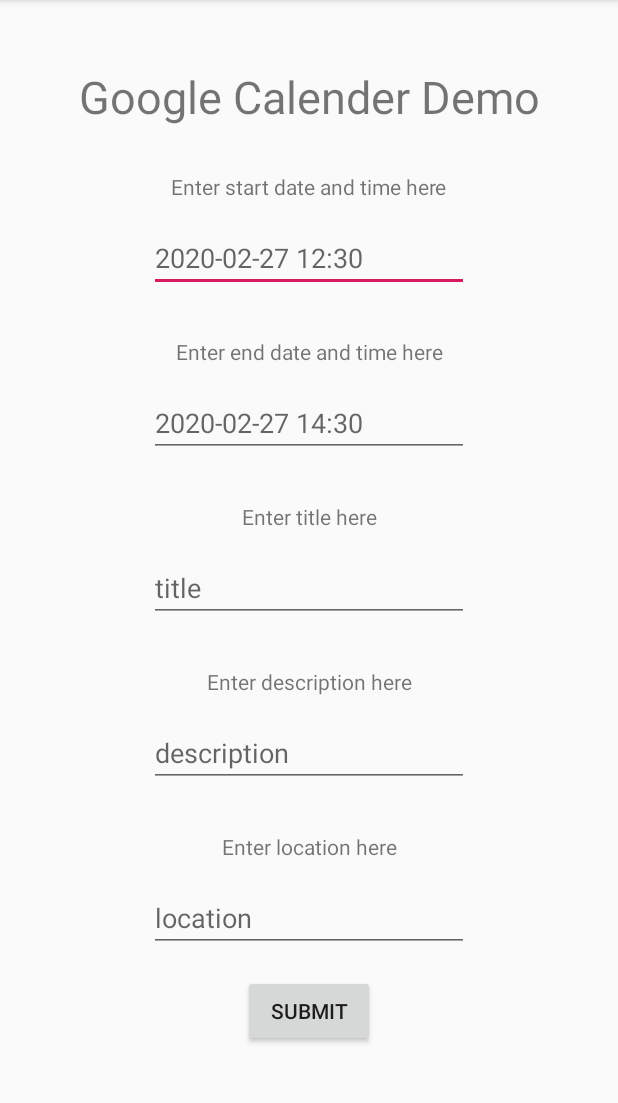
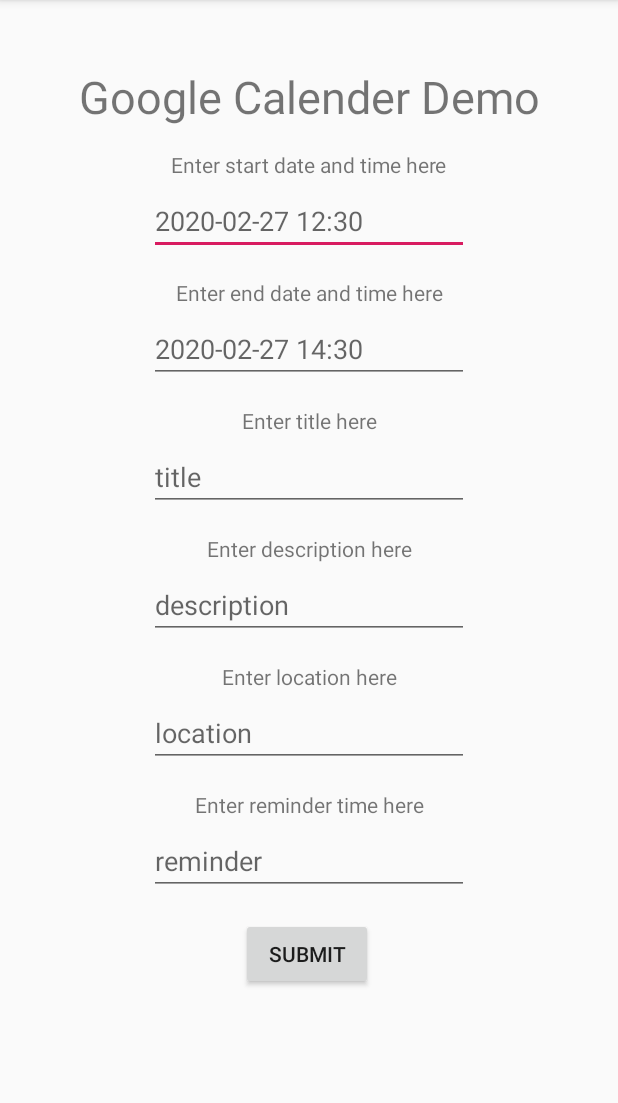
Before and after one commit to TylerLyczak/Google-Calendar-Demo-Android, an Android app: the screen it shows after launch (MainActivity), on a phone screen of 412 x 824 dp, the part 84-1187 px from its top. Run offline under Robolectric (Android 15) with nearby library versions, the phone set to English and light mode, and no system bars.

Commit message:
Added support for reminder times

```diff
--- a/app/src/main/java/com/tylerlyczak/googlecalanderdemo/MainActivity.java
+++ b/app/src/main/java/com/tylerlyczak/googlecalanderdemo/MainActivity.java
@@ -31,7 +31,7 @@ import java.util.Date;
 
 public class MainActivity extends AppCompatActivity {
 
-    private void addToDeviceCalendar(String startDate,String endDate, String title,String description, String location) {
+    private void addToDeviceCalendar(String startDate,String endDate, String title,String description, String location, int reminder) {
 
         // Make the strings for the formatted times
         String startDateFormatted = "";
@@ -113,15 +113,15 @@ public class MainActivity extends AppCompatActivity {
             long eventId = Long.parseLong(uri.getLastPathSegment());
             Log.i("Event_Id", String.valueOf(eventId));
 
+            // We add the reminder time to the new event
             try {
                 values.clear();
                 values.put(CalendarContract.Reminders.EVENT_ID, eventId);
                 values.put(CalendarContract.Reminders.METHOD, CalendarContract.Reminders.METHOD_ALERT);
-                values.put(CalendarContract.Reminders.MINUTES, 5);
+                values.put(CalendarContract.Reminders.MINUTES, reminder);
                 getContentResolver().insert(CalendarContract.Reminders.CONTENT_URI, values);
             } catch (Exception e) {
                 e.printStackTrace();
-                //
             }
 
             Toast.makeText(this, "Now check Google Calendar, you may need to refresh it, it takes time", Toast.LENGTH_LONG).show();
@@ -138,6 +138,7 @@ public class MainActivity extends AppCompatActivity {
         EditText titleText = (EditText) findViewById(R.id.titleText);
         EditText descText = (EditText) findViewById(R.id.descText);
         EditText locText = (EditText) findViewById(R.id.locText);
+        EditText reminderText = (EditText) findViewById(R.id.reminderText);
 
         // Converts the EditTexts to Strings
         String startDate = startText.getText().toString();
@@ -145,9 +146,10 @@ public class MainActivity extends AppCompatActivity {
         String titleString = titleText.getText().toString();
         String descString = descText.getText().toString();
         String locString = locText.getText().toString();
+        int reminderInt = Integer.parseInt(reminderText.toString());
 
         // Calls the function to add the event to the calender
-        addToDeviceCalendar(startDate, endDate, titleString, descString, locString);
+        addToDeviceCalendar(startDate, endDate, titleString, descString, locString, reminderInt);
     }
 
     @Override
--- a/app/src/main/res/layout/activity_main.xml
+++ b/app/src/main/res/layout/activity_main.xml
@@ -22,7 +22,7 @@
         android:id="@+id/startText"
         android:layout_width="wrap_content"
         android:layout_height="wrap_content"
-        android:layout_marginTop="15dp"
+        android:layout_marginTop="5dp"
         android:ems="10"
         android:hint="2020-02-27 12:30"
         android:inputType="textPersonName"
@@ -35,7 +35,7 @@
         android:id="@+id/textView2"
         android:layout_width="wrap_content"
         android:layout_height="wrap_content"
-        android:layout_marginTop="30dp"
+        android:layout_marginTop="15dp"
         android:text="Enter start date and time here"
         app:layout_constraintEnd_toEndOf="parent"
         app:layout_constraintHorizontal_bias="0.5"
@@ -46,7 +46,7 @@
         android:id="@+id/textView3"
         android:layout_width="wrap_content"
         android:layout_height="wrap_content"
-        android:layout_marginTop="30dp"
+        android:layout_marginTop="15dp"
         android:text="Enter end date and time here"
         app:layout_constraintEnd_toEndOf="parent"
         app:layout_constraintHorizontal_bias="0.5"
@@ -57,7 +57,7 @@
         android:id="@+id/endText"
         android:layout_width="wrap_content"
         android:layout_height="wrap_content"
-        android:layout_marginTop="15dp"
+        android:layout_marginTop="5dp"
         android:ems="10"
         android:hint="2020-02-27 14:30"
         android:inputType="textPersonName"
@@ -70,7 +70,7 @@
         android:id="@+id/textView4"
         android:layout_width="wrap_content"
         android:layout_height="wrap_content"
-        android:layout_marginTop="30dp"
+        android:layout_marginTop="15dp"
         android:text="Enter title here"
         app:layout_constraintEnd_toEndOf="parent"
         app:layout_constraintHorizontal_bias="0.5"
@@ -81,7 +81,7 @@
         android:id="@+id/titleText"
         android:layout_width="wrap_content"
         android:layout_height="wrap_content"
-        android:layout_marginTop="15dp"
+        android:layout_marginTop="5dp"
         android:ems="10"
         android:hint="title"
         android:inputType="textPersonName"
@@ -94,7 +94,7 @@
         android:id="@+id/textView5"
         android:layout_width="wrap_content"
         android:layout_height="wrap_content"
-        android:layout_marginTop="30dp"
+        android:layout_marginTop="15dp"
         android:text="Enter description here"
         app:layout_constraintEnd_toEndOf="parent"
         app:layout_constraintHorizontal_bias="0.5"
@@ -105,7 +105,7 @@
         android:id="@+id/descText"
         android:layout_width="wrap_content"
         android:layout_height="wrap_content"
-        android:layout_marginTop="15dp"
+        android:layout_marginTop="5dp"
         android:ems="10"
         android:hint="description"
         android:inputType="textPersonName"
@@ -118,7 +118,7 @@
         android:id="@+id/textView6"
         android:layout_width="wrap_content"
         android:layout_height="wrap_content"
-        android:layout_marginTop="30dp"
+        android:layout_marginTop="15dp"
         android:text="Enter location here"
         app:layout_constraintEnd_toEndOf="parent"
         app:layout_constraintHorizontal_bias="0.5"
@@ -129,7 +129,7 @@
         android:id="@+id/locText"
         android:layout_width="wrap_content"
         android:layout_height="wrap_content"
-        android:layout_marginTop="15dp"
+        android:layout_marginTop="5dp"
         android:ems="10"
         android:hint="location"
         android:inputType="textPersonName"
@@ -146,8 +146,32 @@
         android:onClick="onMakeEvent"
         android:text="Submit"
         app:layout_constraintEnd_toEndOf="parent"
+        app:layout_constraintHorizontal_bias="0.495"
+        app:layout_constraintStart_toStartOf="parent"
+        app:layout_constraintTop_toBottomOf="@+id/reminderText" />
+
+    <TextView
+        android:id="@+id/textView"
+        android:layout_width="wrap_content"
+        android:layout_height="wrap_content"
+        android:layout_marginTop="15dp"
+        android:text="Enter reminder time here"
+        app:layout_constraintEnd_toEndOf="parent"
         app:layout_constraintHorizontal_bias="0.5"
         app:layout_constraintStart_toStartOf="parent"
         app:layout_constraintTop_toBottomOf="@+id/locText" />
 
+    <EditText
+        android:id="@+id/reminderText"
+        android:layout_width="wrap_content"
+        android:layout_height="wrap_content"
+        android:layout_marginTop="5dp"
+        android:ems="10"
+        android:hint="reminder"
+        android:inputType="textPersonName"
+        app:layout_constraintEnd_toEndOf="parent"
+        app:layout_constraintHorizontal_bias="0.5"
+        app:layout_constraintStart_toStartOf="parent"
+        app:layout_constraintTop_toBottomOf="@+id/textView" />
+
 </androidx.constraintlayout.widget.ConstraintLayout>
```
